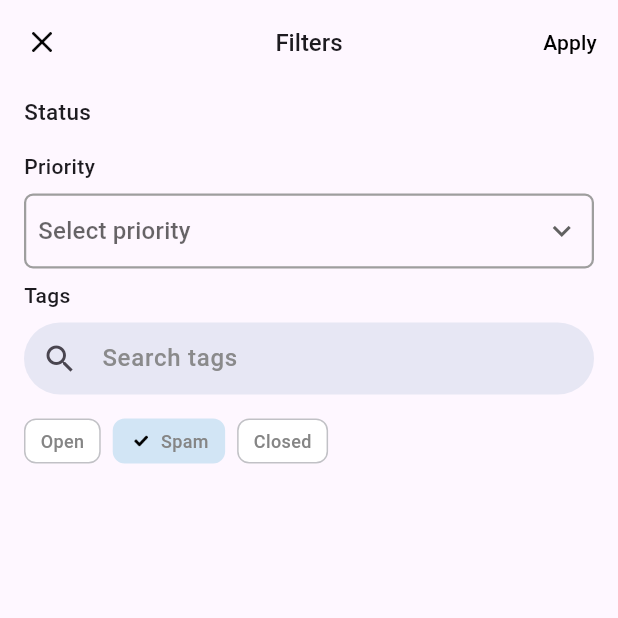
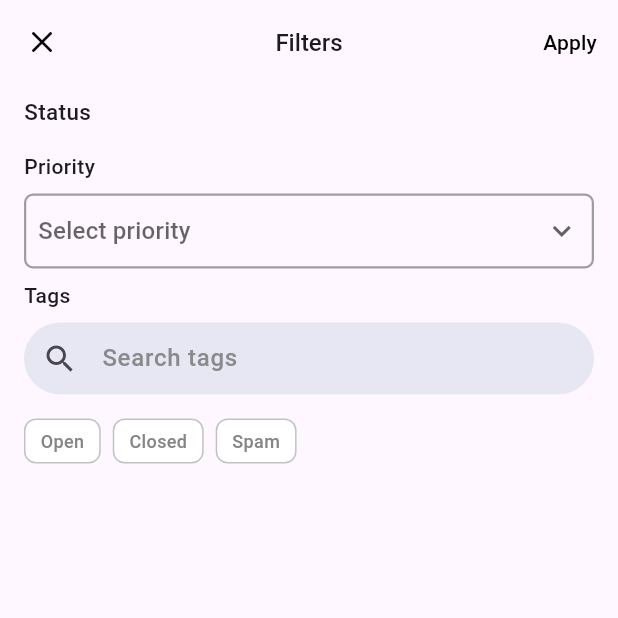
Before and after one commit to rakibk55w/M360ICT_ticket, a Flutter app: the FilterScreen screen opened directly, on a phone screen of 412 x 824 dp, the top half of it. Run offline on Flutter 3.47's test engine with Material 3 defaults, Android fonts, the phone set to English and light mode, and no system bars; our stand-ins replace connectivity_plus, fluttertoast, get, get_storage, shimmer; accounts and stored records are empty; network calls fail.

Commit message:
Applied selection functionality for tags

```diff
--- a/lib/features/tickets/controllers/filter_controller.dart
+++ b/lib/features/tickets/controllers/filter_controller.dart
@@ -6,8 +6,9 @@ class FilterController extends GetxController {
 
   RxList<String> status = <String>[].obs;
   RxInt selectedStatusIndex = 0.obs;
-  final RxBool isStatusLoading = false.obs;
+  RxBool isStatusLoading = false.obs;
   RxString selectedPriority = ''.obs;
+  RxInt selectedTagIndex = (-1).obs;
 
   @override
   void onInit() {
--- a/lib/features/tickets/screens/filter_screen.dart
+++ b/lib/features/tickets/screens/filter_screen.dart
@@ -15,6 +15,8 @@ class FilterScreen extends StatelessWidget {
     final filterController = Get.put(FilterController());
 
     final priorityOptions = ['Select priority', 'Low', 'Medium', 'Urgent'];
+    final tagOptions = ['Open', 'Closed', 'Spam'];
+
     return Scaffold(
       /// - Appbar
       appBar: CustomAppbar(
@@ -67,15 +69,31 @@ class FilterScreen extends StatelessWidget {
             const SizedBox(height: 16),
 
             /// - Progress filters
-            const Row(
-              children: [
-                TicketProgressChip(progressTitle: 'Open'),
-                SizedBox(width: 8),
-                TicketProgressChip(progressTitle: 'Spam', isSelected: true),
-                SizedBox(width: 8),
-                TicketProgressChip(progressTitle: 'Closed'),
-              ],
-            ),
+            Obx(() {
+              return Row(
+                mainAxisAlignment: MainAxisAlignment.start,
+                children: List.generate(tagOptions.length, (index) {
+                  final isSelected =
+                      filterController.selectedTagIndex.value == index;
+
+                  return GestureDetector(
+                    onTap: () {
+                      filterController.selectedTagIndex.value =
+                          filterController.selectedTagIndex.value == index
+                          ? -1
+                          : index;
+                    },
+                    child: Padding(
+                      padding: const EdgeInsets.only(right: 8.0),
+                      child: TicketProgressChip(
+                        progressTitle: tagOptions[index],
+                        isSelected: isSelected,
+                      ),
+                    ),
+                  );
+                }),
+              );
+            }),
           ],
         ),
       ),
```
Also changed, not shown: lib/features/tickets/screens/widgets/filter_status_options.dart (+8 -2 lines).
